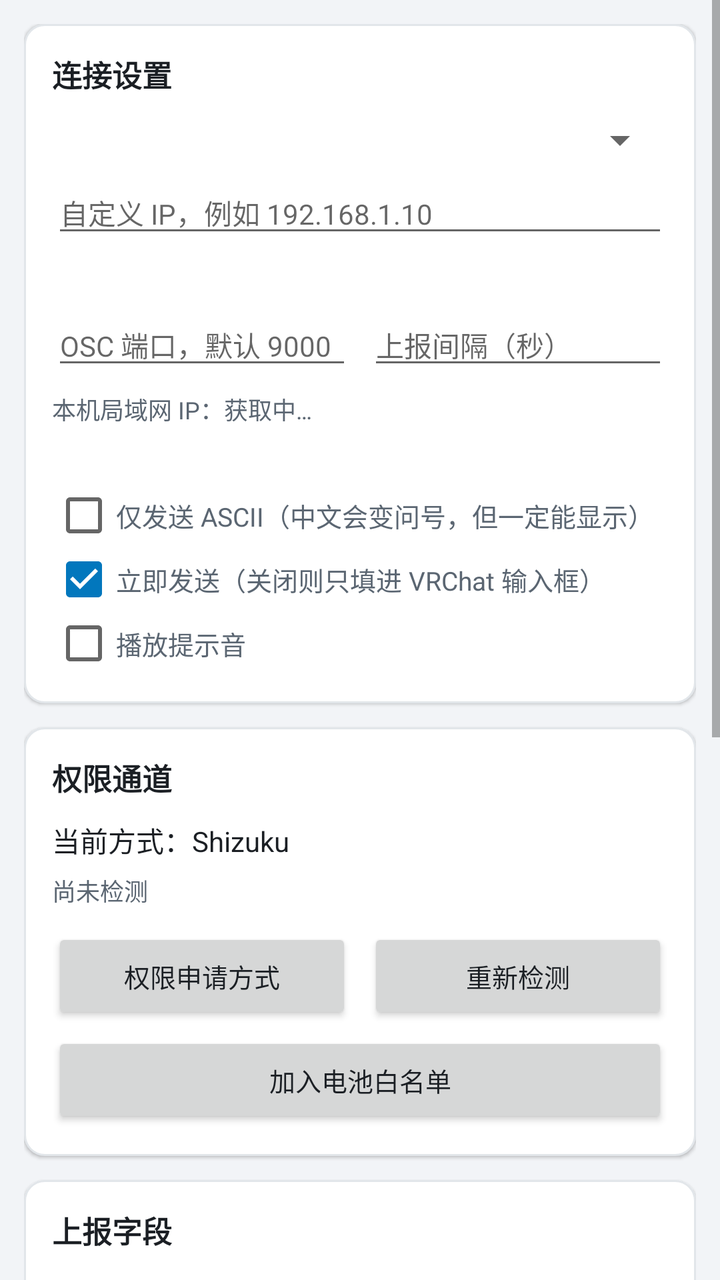
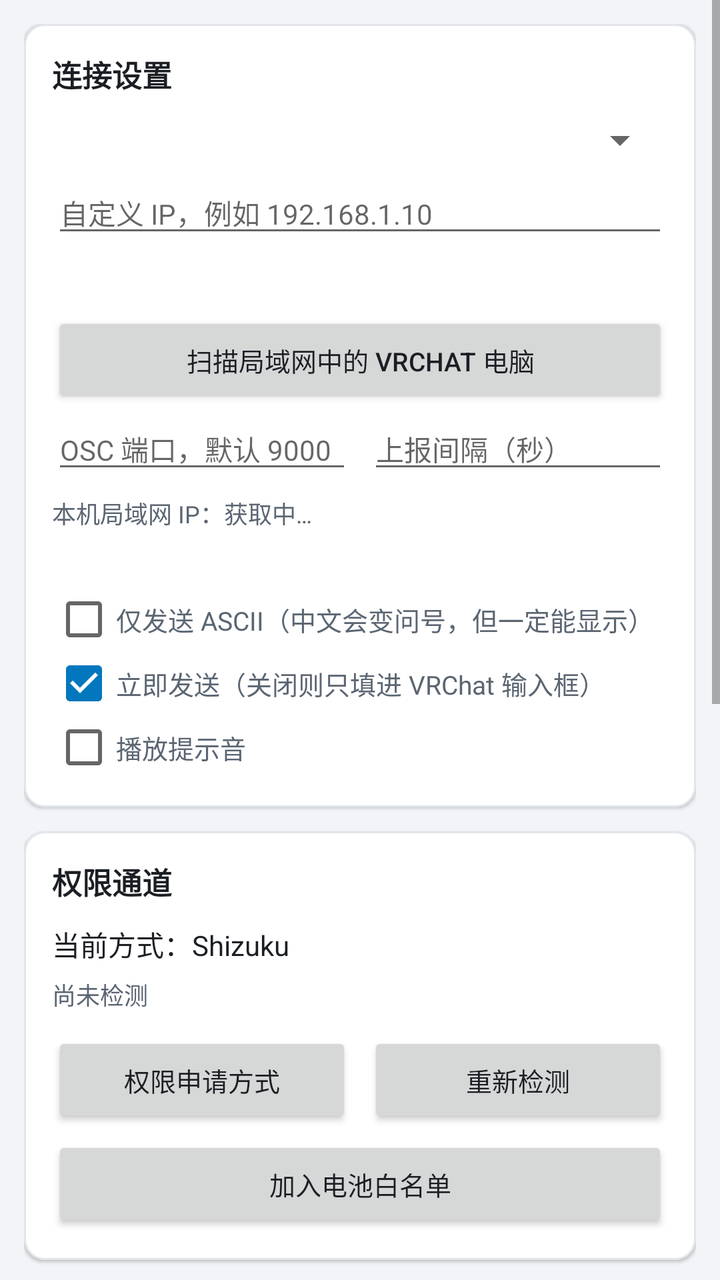

The first picture is an Android layout as it rendered before a commit; the second is the same layout after the commit. The layout source and the unified diff follow.
<!-- AndroidManifest.xml: activity theme Theme.VRCDI -->
<!-- res/layout/activity_main.xml -->
<?xml version="1.0" encoding="utf-8"?>
<ScrollView xmlns:android="http://schemas.android.com/apk/res/android"
    android:layout_width="match_parent"
    android:layout_height="match_parent"
    android:fillViewport="true">

    <LinearLayout
        android:layout_width="match_parent"
        android:layout_height="wrap_content"
        android:orientation="vertical"
        android:padding="12dp">

        
        <LinearLayout
            style="@style/Card"
            android:tag="card">

            <TextView
                style="@style/CardTitle"
                android:text="@string/card_connection" />

            
            <Spinner
                android:id="@+id/spinner_ip_mode"
                android:layout_width="match_parent"
                android:layout_height="wrap_content"
                android:layout_marginBottom="4dp" />

            <EditText
                android:id="@+id/input_ip"
                style="@style/Input"
                android:hint="@string/hint_target_ip"
                android:importantForAutofill="no"
                android:inputType="text"
                android:maxLines="1" />

            <TextView
                android:id="@+id/text_ip_mode_hint"
                style="@style/Hint" />

            <LinearLayout
                android:layout_width="match_parent"
                android:layout_height="wrap_content"
                android:orientation="horizontal">

                <EditText
                    android:id="@+id/input_port"
                    style="@style/Input"
                    android:layout_width="0dp"
                    android:layout_weight="1"
                    android:hint="@string/hint_target_port"
                    android:importantForAutofill="no"
                    android:inputType="number"
                    android:maxLines="1" />

                <EditText
                    android:id="@+id/input_interval"
                    style="@style/Input"
                    android:layout_width="0dp"
                    android:layout_marginStart="8dp"
                    android:layout_weight="1"
                    android:hint="@string/label_interval"
                    android:importantForAutofill="no"
                    android:inputType="number"
                    android:maxLines="1" />
            </LinearLayout>

            <TextView
                android:id="@+id/text_local_ip"
                style="@style/Hint"
                android:text="本机局域网 IP：获取中…" />

            <TextView
                android:id="@+id/text_launch_arg"
                style="@style/Hint"
                android:textIsSelectable="true" />

            <CheckBox
                android:id="@+id/check_ascii"
                android:layout_width="match_parent"
                android:layout_height="wrap_content"
                android:text="仅发送 ASCII（中文会变问号，但一定能显示）"
                android:textColor="@color/text_secondary"
                android:textSize="13sp" />

            <CheckBox
                android:id="@+id/check_send_immediately"
                android:layout_width="match_parent"
                android:layout_height="wrap_content"
                android:checked="true"
                android:text="立即发送（关闭则只填进 VRChat 输入框）"
                android:textColor="@color/text_secondary"
                android:textSize="13sp" />

            <CheckBox
                android:id="@+id/check_notification_sound"
                android:layout_width="match_parent"
                android:layout_height="wrap_content"
                android:text="播放提示音"
                android:textColor="@color/text_secondary"
                android:textSize="13sp" />
        </LinearLayout>

        
        <LinearLayout
            style="@style/Card"
            android:tag="card">

            <TextView
                style="@style/CardTitle"
                android:text="@string/card_privilege" />

            <TextView
                android:id="@+id/text_privilege_mode"
                style="@style/Body"
                android:text="当前方式：Shizuku" />

            <TextView
                android:id="@+id/text_privilege_status"
                style="@style/Hint"
                android:text="尚未检测" />

            <TextView
                android:id="@+id/text_root_hint"
                style="@style/Hint"
                android:textColor="@color/warn"
                android:visibility="gone" />

            <LinearLayout
                android:layout_width="match_parent"
                android:layout_height="wrap_content"
                android:orientation="horizontal">

                <Button
                    android:id="@+id/btn_privilege"
                    style="@style/Button"
                    android:layout_width="0dp"
                    android:layout_weight="1"
                    android:text="@string/settings_privilege" />

                <Button
                    android:id="@+id/btn_recheck"
                    style="@style/Button"
                    android:layout_width="0dp"
                    android:layout_marginStart="8dp"
                    android:layout_weight="1"
                    android:text="重新检测" />
            </LinearLayout>

            <Button
                android:id="@+id/btn_battery"
                style="@style/Button"
                android:text="@string/action_battery" />
        </LinearLayout>

        
        <LinearLayout
            style="@style/Card"
            android:tag="card">

            <TextView
                style="@style/CardTitle"
                android:text="@string/card_fields" />

            <LinearLayout
                android:id="@+id/container_fields"
                android:layout_width="match_parent"
                android:layout_height="wrap_content"
                android:orientation="vertical" />

            <LinearLayout
                android:layout_width="match_parent"
                android:layout_height="wrap_content"
                android:orientation="horizontal">

                <Button
                    android:id="@+id/btn_all_on"
                    style="@style/Button"
                    android:layout_width="0dp"
                    android:layout_weight="1"
                    android:text="全选" />

                <Button
                    android:id="@+id/btn_all_off"
                    style="@style/Button"
                    android:layout_width="0dp"
                    android:layout_marginStart="8dp"
                    android:layout_weight="1"
                    android:text="全不选" />
            </LinearLayout>
        </LinearLayout>

        
        <LinearLayout
            style="@style/Card"
            android:tag="card">

            <TextView
                android:id="@+id/text_running_state"
                style="@style/Body"
                android:text="未在上报" />

            <TextView
                android:id="@+id/text_foreground_app"
                style="@style/Hint"
                android:text="前台应用：检测中…" />

            <LinearLayout
                android:layout_width="match_parent"
                android:layout_height="wrap_content"
                android:orientation="horizontal">

                <Button
                    android:id="@+id/btn_toggle"
                    style="@style/Button"
                    android:layout_width="0dp"
                    android:layout_weight="1"
                    android:text="@string/action_start" />

                <Button
                    android:id="@+id/btn_send_now"
                    style="@style/Button"
                    android:layout_width="0dp"
                    android:layout_marginStart="8dp"
                    android:layout_weight="1"
                    android:text="@string/action_send_now" />

                <Button
                    android:id="@+id/btn_refresh"
                    style="@style/Button"
                    android:layout_width="0dp"
                    android:layout_marginStart="8dp"
                    android:layout_weight="1"
                    android:text="@string/action_refresh" />
            </LinearLayout>
        </LinearLayout>

        
        <LinearLayout
            style="@style/Card"
            android:tag="card">

            <TextView
                style="@style/CardTitle"
                android:text="@string/card_preview" />

            <TextView
                android:id="@+id/text_preview"
                style="@style/Mono"
                android:textIsSelectable="true" />

            <TextView
                android:id="@+id/text_preview_count"
                style="@style/Hint"
                android:text="0/144" />

            <TextView
                android:id="@+id/text_preview_hint"
                style="@style/Hint"
                android:textColor="@color/warn"
                android:visibility="gone" />

            <TextView
                android:id="@+id/text_warning"
                style="@style/Hint"
                android:textColor="@color/err"
                android:visibility="gone" />
        </LinearLayout>

        
        <LinearLayout
            style="@style/Card"
            android:tag="card">

            <LinearLayout
                android:layout_width="match_parent"
                android:layout_height="wrap_content"
                android:gravity="center_vertical"
                android:orientation="horizontal">

                <TextView
                    style="@style/CardTitle"
                    android:layout_width="0dp"
                    android:layout_weight="1"
                    android:text="@string/card_log" />

                <Button
                    android:id="@+id/btn_clear_log"
                    style="@style/Button"
                    android:layout_width="wrap_content"
                    android:minWidth="0dp"
                    android:paddingStart="12dp"
                    android:paddingEnd="12dp"
                    android:text="@string/action_clear_log" />
            </LinearLayout>

            <TextView
                android:id="@+id/text_log"
                style="@style/Mono"
                android:maxLines="12"
                android:textIsSelectable="true" />
        </LinearLayout>

    </LinearLayout>
</ScrollView>
<!-- resources referenced by this layout -->
<resources>
  <color name="err">#FFC62828</color>
  <color name="text_secondary">#FF5B6672</color>
  <color name="warn">#FFB26A00</color>
  <string name="action_battery">加入电池白名单</string>
  <string name="action_clear_log">清空日志</string>
  <string name="action_refresh">重新采集</string>
  <string name="action_send_now">立即发送一次</string>
  <string name="action_start">启动上报</string>
  <string name="card_connection">连接设置</string>
  <string name="card_fields">上报字段</string>
  <string name="card_log">发送日志</string>
  <string name="card_preview">Chatbox 预览</string>
  <string name="card_privilege">权限通道</string>
  <string name="hint_target_ip">自定义 IP，例如 192.168.1.10</string>
  <string name="hint_target_port">OSC 端口，默认 9000</string>
  <string name="label_interval">上报间隔（秒）</string>
  <string name="settings_privilege">权限申请方式</string>
  <style name="Body">
          <item name="android:layout_width">match_parent</item>
          <item name="android:layout_height">wrap_content</item>
          <item name="android:textSize">14sp</item>
          <item name="android:textColor">@color/text_primary</item>
          <item name="android:layout_marginBottom">6dp</item>
      </style>
  <style name="Button">
          <item name="android:layout_width">match_parent</item>
          <item name="android:layout_height">wrap_content</item>
          <item name="android:textSize">13sp</item>
          <item name="android:layout_marginTop">4dp</item>
      </style>
  <style name="CardTitle">
          <item name="android:layout_width">match_parent</item>
          <item name="android:layout_height">wrap_content</item>
          <item name="android:textSize">15sp</item>
          <item name="android:textStyle">bold</item>
          <item name="android:textColor">@color/text_primary</item>
          <item name="android:layout_marginBottom">10dp</item>
      </style>
  <style name="Hint">
          <item name="android:layout_width">match_parent</item>
          <item name="android:layout_height">wrap_content</item>
          <item name="android:textSize">12sp</item>
          <item name="android:textColor">@color/text_secondary</item>
          <item name="android:layout_marginBottom">6dp</item>
      </style>
  <style name="Input">
          <item name="android:layout_width">match_parent</item>
          <item name="android:layout_height">wrap_content</item>
          <item name="android:textSize">14sp</item>
          <item name="android:textColor">@color/text_primary</item>
          <item name="android:layout_marginBottom">6dp</item>
      </style>
  <style name="Mono">
          <item name="android:layout_width">match_parent</item>
          <item name="android:layout_height">wrap_content</item>
          <item name="android:textSize">13sp</item>
          <item name="android:typeface">monospace</item>
          <item name="android:textColor">@color/text_primary</item>
          <item name="android:layout_marginBottom">6dp</item>
      </style>
  <style name="Theme.VRCDI" parent="android:Theme.Material.Light.DarkActionBar">
          <item name="android:colorPrimary">@color/accent</item>
          <item name="android:colorAccent">@color/accent</item>
          <item name="android:windowBackground">@color/bg</item>
          <item name="android:textColorPrimary">@color/text_primary</item>
      </style>
  <color name="text_primary">#FF1B1F24</color>
  <!-- drawable bg_card (drawable) -->
  <?xml version="1.0" encoding="utf-8"?>
  <shape xmlns:android="http://schemas.android.com/apk/res/android"
      android:shape="rectangle">
      <solid android:color="@color/card_bg" />
      <corners android:radius="10dp" />
      <stroke
          android:width="1dp"
          android:color="@color/divider" />
  </shape>
  <color name="accent">#FF0277BD</color>
  <color name="bg">#FFF2F4F7</color>
  <color name="card_bg">#FFFFFFFF</color>
  <color name="divider">#FFE2E6EA</color>
  <!-- unchanged entries left out for length: 1 -->
</resources>

<!-- the commit's change to res/layout/activity_main.xml (unified diff, before → after) -->
@@ -38,6 +38,11 @@
                 android:id="@+id/text_ip_mode_hint"
                 style="@style/Hint" />
 
+            <Button
+                android:id="@+id/btn_scan_vrchat"
+                style="@style/Button"
+                android:text="扫描局域网中的 VRChat 电脑" />
+
             <LinearLayout
                 android:layout_width="match_parent"
                 android:layout_height="wrap_content"
